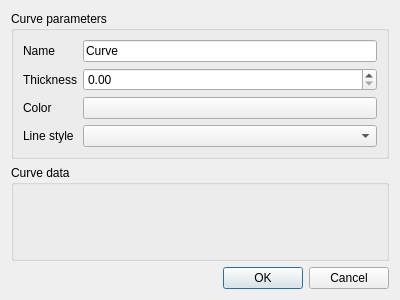
Old version of the form newcurvedialog.ui in the repository arntanguy/STS-simulator.
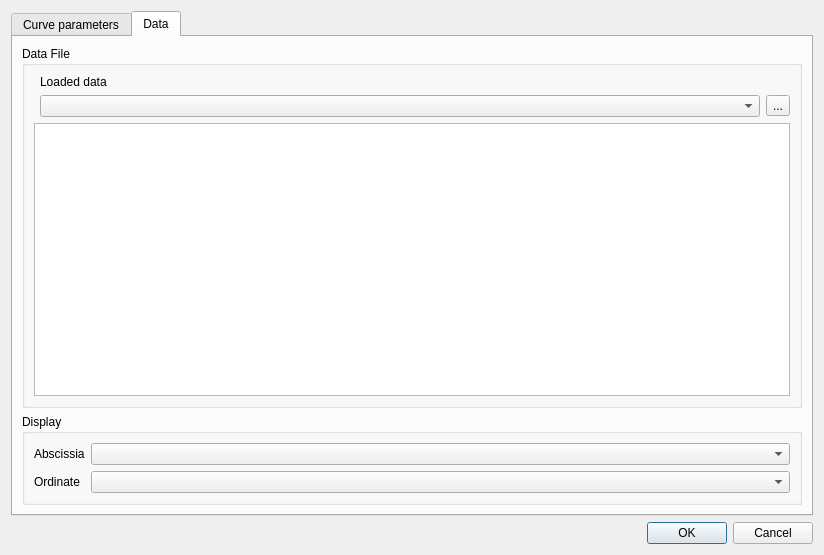
New version of the form. Custom widgets are drawn as their Qt base class.

Commit message: Load experimental data and assign it to curve

```diff
--- a/newcurvedialog.ui
+++ b/newcurvedialog.ui
@@ -6,8 +6,8 @@
    <rect>
     <x>0</x>
     <y>0</y>
-    <width>400</width>
-    <height>300</height>
+    <width>824</width>
+    <height>496</height>
    </rect>
   </property>
   <property name="windowTitle">
@@ -15,6 +15,16 @@
   </property>
   <layout class="QGridLayout" name="gridLayout">
    <item row="0" column="0">
+    <widget class="QTabWidget" name="tabWidget">
+     <property name="currentIndex">
+      <number>1</number>
+     </property>
+     <widget class="QWidget" name="tab">
+      <attribute name="title">
+       <string>Curve parameters</string>
+      </attribute>
+      <layout class="QVBoxLayout" name="verticalLayout">
+       <item>
     <widget class="QGroupBox" name="groupBox">
      <property name="title">
       <string>Curve parameters</string>
@@ -71,7 +81,89 @@
      </layout>
     </widget>
    </item>
-   <item row="2" column="0">
+      </layout>
+     </widget>
+     <widget class="QWidget" name="tab_2">
+      <attribute name="title">
+       <string>Data</string>
+      </attribute>
+      <layout class="QVBoxLayout" name="verticalLayout_2">
+       <item>
+        <widget class="QGroupBox" name="groupBox_2">
+         <property name="minimumSize">
+          <size>
+           <width>0</width>
+           <height>360</height>
+          </size>
+         </property>
+         <property name="title">
+          <string>Data File</string>
+         </property>
+         <layout class="QFormLayout" name="formLayout">
+          <item row="1" column="1">
+           <layout class="QHBoxLayout" name="horizontalLayout">
+            <item>
+             <widget class="QComboBox" name="dataLoaded"/>
+            </item>
+            <item>
+             <widget class="QToolButton" name="dataLoadButton">
+              <property name="toolTip">
+               <string>&lt;html&gt;&lt;head/&gt;&lt;body&gt;&lt;p&gt;Open data file...&lt;/p&gt;&lt;/body&gt;&lt;/html&gt;</string>
+              </property>
+              <property name="text">
+               <string>...</string>
+              </property>
+             </widget>
+            </item>
+           </layout>
+          </item>
+          <item row="2" column="0" colspan="2">
+           <widget class="QTableWidget" name="dataTable"/>
+          </item>
+          <item row="0" column="1">
+           <widget class="QLabel" name="label_5">
+            <property name="text">
+             <string>Loaded data</string>
+            </property>
+           </widget>
+          </item>
+         </layout>
+        </widget>
+       </item>
+       <item>
+        <widget class="QGroupBox" name="groupBox_3">
+         <property name="title">
+          <string>Display</string>
+         </property>
+         <layout class="QFormLayout" name="formLayout_3">
+          <item row="0" column="0">
+           <widget class="QLabel" name="label_6">
+            <property name="text">
+             <string>Abscissia</string>
+            </property>
+           </widget>
+          </item>
+          <item row="0" column="1">
+           <widget class="QComboBox" name="dataAbscissia"/>
+          </item>
+          <item row="1" column="0">
+           <widget class="QLabel" name="label_7">
+            <property name="text">
+             <string>Ordinate</string>
+            </property>
+           </widget>
+          </item>
+          <item row="1" column="1">
+           <widget class="QComboBox" name="dataOrdinate"/>
+          </item>
+         </layout>
+        </widget>
+       </item>
+      </layout>
+     </widget>
+    </widget>
+   </item>
+   <item row="1" column="0">
     <widget class="QDialogButtonBox" name="buttonBox">
      <property name="orientation">
       <enum>Qt::Horizontal</enum>
@@ -81,13 +173,6 @@
      </property>
     </widget>
    </item>
-   <item row="1" column="0">
-    <widget class="QGroupBox" name="groupBox_2">
-     <property name="title">
-      <string>Curve data</string>
-     </property>
-    </widget>
-   </item>
   </layout>
  </widget>
  <customwidgets>
```
Lines whose indentation alone changed are shown as unchanged. The commit also changes 15 other files.
